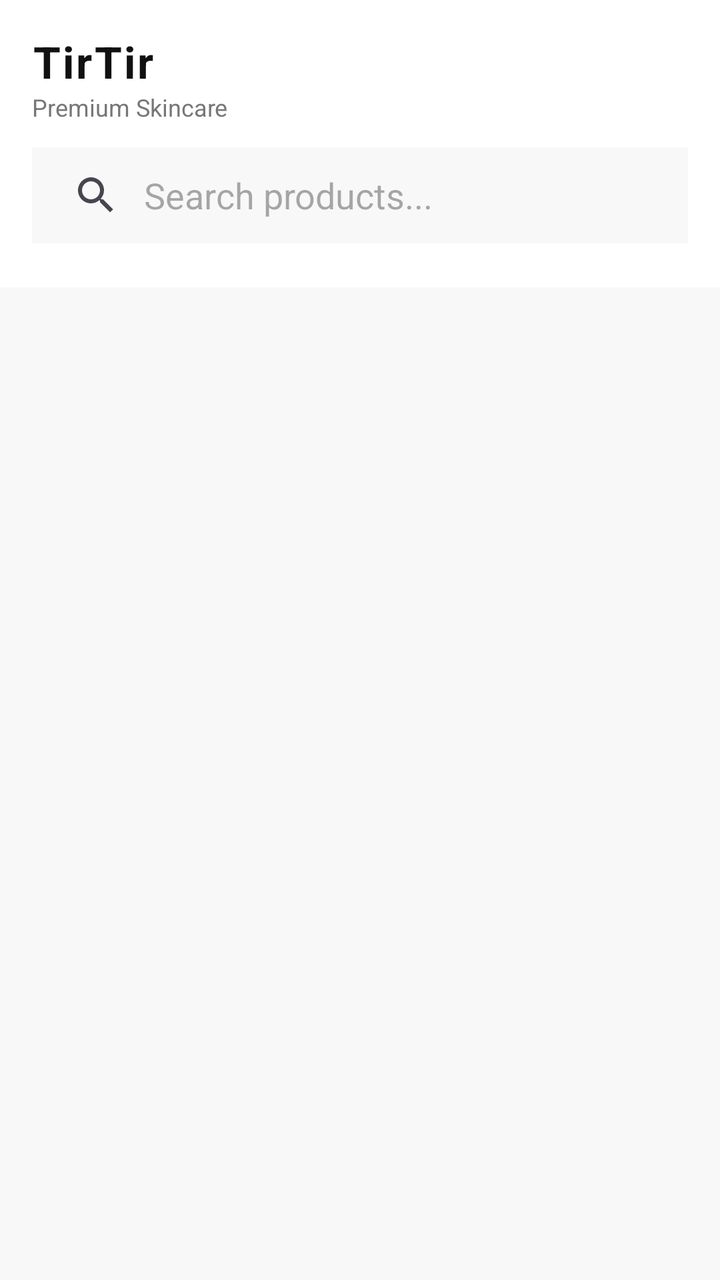
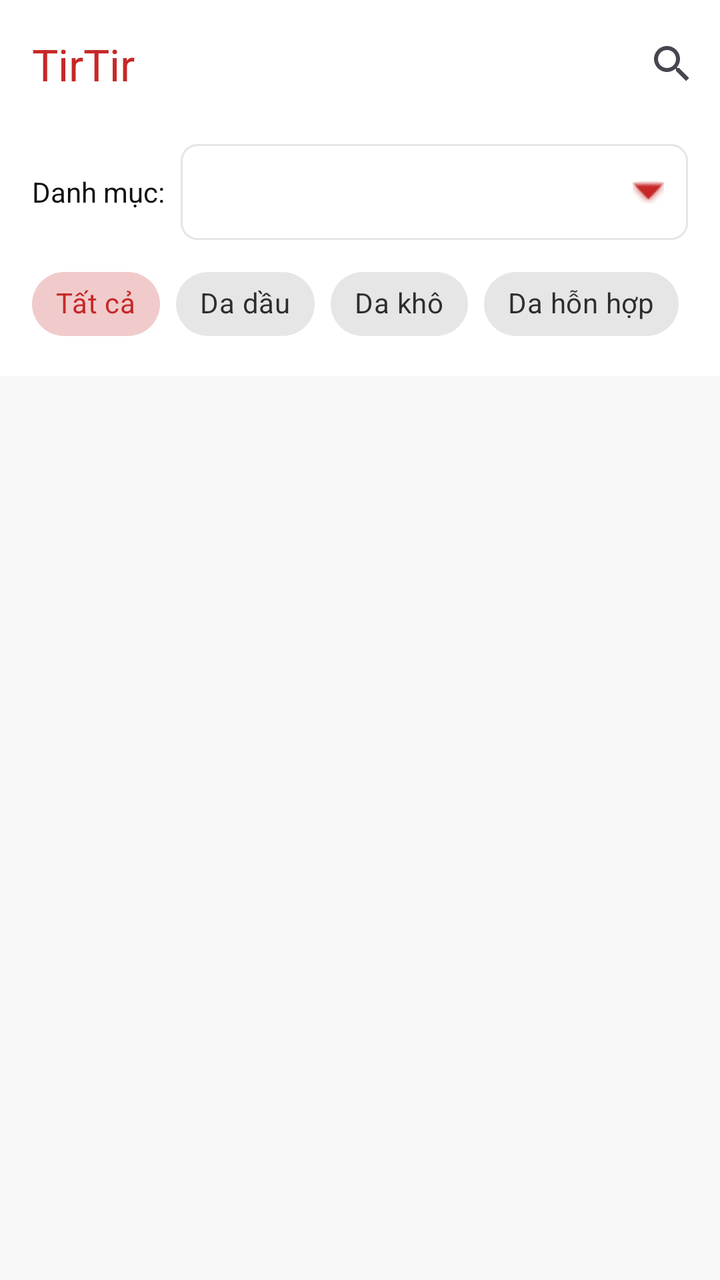

An Android layout rendered at two revisions. The XML below is the earlier revision; the diff shows what the commit changed to produce the second picture.
<!-- AndroidManifest.xml: application theme Theme.TirTirMCommerce -->
<!-- res/layout/fragment_home.xml -->
<?xml version="1.0" encoding="utf-8"?>
<androidx.coordinatorlayout.widget.CoordinatorLayout xmlns:android="http://schemas.android.com/apk/res/android"
    xmlns:app="http://schemas.android.com/apk/res-auto"
    android:layout_width="match_parent"
    android:layout_height="match_parent"
    android:background="@color/tirtir_off_white">

    
    <com.google.android.material.appbar.AppBarLayout
        android:layout_width="match_parent"
        android:layout_height="wrap_content"
        android:background="@color/tirtir_white"
        app:elevation="0dp">

        <LinearLayout
            android:layout_width="match_parent"
            android:layout_height="wrap_content"
            android:orientation="vertical"
            android:paddingStart="16dp"
            android:paddingEnd="16dp"
            android:paddingTop="16dp"
            android:paddingBottom="12dp"
            app:layout_scrollFlags="scroll|enterAlways">

            
            <LinearLayout
                android:layout_width="match_parent"
                android:layout_height="wrap_content"
                android:orientation="horizontal"
                android:gravity="center_vertical"
                android:layout_marginBottom="12dp">

                <LinearLayout
                    android:layout_width="0dp"
                    android:layout_height="wrap_content"
                    android:layout_weight="1"
                    android:orientation="vertical">

                    <TextView
                        android:layout_width="wrap_content"
                        android:layout_height="wrap_content"
                        android:text="TirTir"
                        android:textSize="22sp"
                        android:textStyle="bold"
                        android:textColor="@color/tirtir_black"
                        android:letterSpacing="0.05" />

                    <TextView
                        android:layout_width="wrap_content"
                        android:layout_height="wrap_content"
                        android:text="Premium Skincare"
                        android:textSize="12sp"
                        android:textColor="@color/tirtir_text_secondary" />
                </LinearLayout>
            </LinearLayout>

            
            <androidx.appcompat.widget.SearchView
                android:id="@+id/searchViewProducts"
                android:layout_width="match_parent"
                android:layout_height="48dp"
                android:background="@color/tirtir_off_white"
                app:iconifiedByDefault="false"
                app:queryHint="Search products..."
                app:queryBackground="@android:color/transparent" />

            
            <HorizontalScrollView
                android:layout_width="match_parent"
                android:layout_height="wrap_content"
                android:layout_marginTop="10dp"
                android:scrollbars="none">

                <com.google.android.material.chip.ChipGroup
                    android:id="@+id/chipGroupCategory"
                    android:layout_width="wrap_content"
                    android:layout_height="wrap_content"
                    app:singleSelection="true"
                    app:selectionRequired="true" />
            </HorizontalScrollView>

        </LinearLayout>
    </com.google.android.material.appbar.AppBarLayout>

    
    <FrameLayout
        android:layout_width="match_parent"
        android:layout_height="match_parent"
        app:layout_behavior="@string/appbar_scrolling_view_behavior">

        
        <androidx.recyclerview.widget.RecyclerView
            android:id="@+id/rvProducts"
            android:layout_width="match_parent"
            android:layout_height="match_parent"
            android:padding="8dp"
            android:clipToPadding="false"
            android:visibility="gone" />

        
        <ProgressBar
            android:id="@+id/progressProducts"
            android:layout_width="wrap_content"
            android:layout_height="wrap_content"
            android:layout_gravity="center"
            android:visibility="gone" />

        
        <LinearLayout
            android:id="@+id/layoutLoadingState"
            android:layout_width="wrap_content"
            android:layout_height="wrap_content"
            android:layout_gravity="center"
            android:orientation="vertical"
            android:gravity="center"
            android:padding="32dp"
            android:visibility="gone">

            <ProgressBar
                android:layout_width="48dp"
                android:layout_height="48dp" />

            <TextView
                android:id="@+id/tvLoadingMessage"
                android:layout_width="wrap_content"
                android:layout_height="wrap_content"
                android:layout_marginTop="16dp"
                android:text="Loading TirTir products..."
                android:textSize="15sp"
                android:textStyle="bold"
                android:textColor="@color/tirtir_black"
                android:gravity="center" />

            <TextView
                android:layout_width="wrap_content"
                android:layout_height="wrap_content"
                android:layout_marginTop="8dp"
                android:text="This may take a moment while the server wakes up."
                android:textSize="13sp"
                android:textColor="@color/tirtir_text_secondary"
                android:gravity="center" />
        </LinearLayout>

        
        <LinearLayout
            android:id="@+id/layoutErrorState"
            android:layout_width="wrap_content"
            android:layout_height="wrap_content"
            android:layout_gravity="center"
            android:orientation="vertical"
            android:gravity="center"
            android:padding="32dp"
            android:visibility="gone">

            <ImageView
                android:layout_width="64dp"
                android:layout_height="64dp"
                android:src="@android:drawable/ic_dialog_alert"
                app:tint="@color/tirtir_text_secondary" />

            <TextView
                android:id="@+id/tvErrorMessage"
                android:layout_width="wrap_content"
                android:layout_height="wrap_content"
                android:layout_marginTop="12dp"
                android:text="Could not load products."
                android:textSize="15sp"
                android:textColor="@color/tirtir_black"
                android:gravity="center" />

            <com.google.android.material.button.MaterialButton
                android:id="@+id/btnRetry"
                android:layout_width="wrap_content"
                android:layout_height="wrap_content"
                android:layout_marginTop="16dp"
                android:text="Retry"
                android:textColor="@color/tirtir_white"
                android:paddingHorizontal="32dp"
                app:backgroundTint="@color/tirtir_red_primary"
                app:cornerRadius="8dp" />
        </LinearLayout>

        
        <LinearLayout
            android:id="@+id/layoutEmptyProducts"
            android:layout_width="wrap_content"
            android:layout_height="wrap_content"
            android:layout_gravity="center"
            android:orientation="vertical"
            android:gravity="center"
            android:visibility="gone">

            <ImageView
                android:layout_width="64dp"
                android:layout_height="64dp"
                android:src="@android:drawable/ic_menu_search"
                app:tint="@color/tirtir_silver_gray" />

            <TextView
                android:layout_width="wrap_content"
                android:layout_height="wrap_content"
                android:layout_marginTop="12dp"
                android:text="No products found"
                android:textSize="15sp"
                android:textColor="@color/tirtir_text_secondary"
                android:gravity="center" />

            <TextView
                android:layout_width="wrap_content"
                android:layout_height="wrap_content"
                android:layout_marginTop="4dp"
                android:text="Try a different search or category"
                android:textSize="13sp"
                android:textColor="@color/tirtir_silver_gray"
                android:gravity="center" />
        </LinearLayout>

    </FrameLayout>

</androidx.coordinatorlayout.widget.CoordinatorLayout>
<!-- resources referenced by this layout -->
<resources>
  <color name="tirtir_black">#111111</color>
  <color name="tirtir_off_white">#F8F8F8</color>
  <color name="tirtir_red_primary">#C62828</color>
  <color name="tirtir_silver_gray">#BDBDBD</color>
  <color name="tirtir_text_secondary">#777777</color>
  <color name="tirtir_white">#FFFFFF</color>
  <style name="Theme.TirTirMCommerce" parent="Base.Theme.TirTirMCommerce" />
  <style name="Base.Theme.TirTirMCommerce" parent="Theme.Material3.DayNight.NoActionBar">
          
          <item name="colorPrimary">@color/tirtir_red_primary</item>
          <item name="colorPrimaryDark">@color/tirtir_red_dark</item>
          <item name="colorPrimaryContainer">@color/tirtir_red_surface</item>
  
          
          <item name="colorOnPrimary">@color/tirtir_white</item>
          <item name="colorOnPrimaryContainer">@color/tirtir_red_primary</item>
  
          
          <item name="colorSecondary">@color/tirtir_black</item>
          <item name="colorOnSecondary">@color/tirtir_white</item>
  
          
          <item name="colorSurface">@color/tirtir_white</item>
          <item name="colorOnSurface">@color/tirtir_black</item>
          <item name="colorSurfaceVariant">@color/tirtir_off_white</item>
  
          
          <item name="android:windowBackground">@color/tirtir_off_white</item>
          <item name="android:statusBarColor">@color/tirtir_white</item>
          <item name="android:windowLightStatusBar">true</item>
  
          
          <item name="colorError">@color/tirtir_error</item>
      </style>
  <color name="tirtir_red_dark">#8E0000</color>
  <color name="tirtir_red_surface">#FFEBEE</color>
  <color name="tirtir_error">#D32F2F</color>
</resources>

<!-- the commit's change to res/layout/fragment_home.xml (unified diff, before → after) -->
@@ -12,71 +12,119 @@
         android:background="@color/tirtir_white"
         app:elevation="0dp">
 
-        <LinearLayout
-            android:layout_width="match_parent"
-            android:layout_height="wrap_content"
-            android:orientation="vertical"
-            android:paddingStart="16dp"
-            android:paddingEnd="16dp"
-            android:paddingTop="16dp"
-            android:paddingBottom="12dp"
+        <androidx.appcompat.widget.Toolbar
+            android:id="@+id/toolbarHome"
+            android:layout_width="match_parent"
+            android:layout_height="?attr/actionBarSize"
+            app:title="TirTir"
+            app:titleTextColor="@color/tirtir_red_primary"
             app:layout_scrollFlags="scroll|enterAlways">
-
-            
-            <LinearLayout
-                android:layout_width="match_parent"
-                android:layout_height="wrap_content"
-                android:orientation="horizontal"
-                android:gravity="center_vertical"
-                android:layout_marginBottom="12dp">
-
-                <LinearLayout
-                    android:layout_width="0dp"
-                    android:layout_height="wrap_content"
-                    android:layout_weight="1"
-                    android:orientation="vertical">
-
-                    <TextView
-                        android:layout_width="wrap_content"
-                        android:layout_height="wrap_content"
-                        android:text="TirTir"
-                        android:textSize="22sp"
-                        android:textStyle="bold"
-                        android:textColor="@color/tirtir_black"
-                        android:letterSpacing="0.05" />
-
-                    <TextView
-                        android:layout_width="wrap_content"
-                        android:layout_height="wrap_content"
-                        android:text="Premium Skincare"
-                        android:textSize="12sp"
-                        android:textColor="@color/tirtir_text_secondary" />
-                </LinearLayout>
-            </LinearLayout>
-
             
             <androidx.appcompat.widget.SearchView
                 android:id="@+id/searchViewProducts"
+                android:layout_width="wrap_content"
+                android:layout_height="wrap_content"
+                android:layout_gravity="end"
+                app:iconifiedByDefault="true"
+                app:queryHint="Search products..." />
+                
+        </androidx.appcompat.widget.Toolbar>
+            
+        <FrameLayout
+            android:id="@+id/adViewSlot"
+            android:layout_width="match_parent"
+            android:layout_height="50dp"
+            android:background="@color/tirtir_bg_gray"
+            android:visibility="gone">
+            <TextView
+                android:layout_width="wrap_content"
+                android:layout_height="wrap_content"
+                android:text="Ad Placeholder"
+                android:layout_gravity="center"
+                android:textColor="@color/tirtir_text_secondary"/>
+        </FrameLayout>
+
+        <LinearLayout
+            android:layout_width="match_parent"
+            android:layout_height="wrap_content"
+            android:orientation="vertical"
+            android:paddingStart="16dp"
+            android:paddingEnd="16dp"
+            android:paddingTop="8dp"
+            android:paddingBottom="12dp">
+
+            <LinearLayout
                 android:layout_width="match_parent"
-                android:layout_height="48dp"
-                android:background="@color/tirtir_off_white"
-                app:iconifiedByDefault="false"
-                app:queryHint="Search products..."
-                app:queryBackground="@android:color/transparent" />
-
-            
+                android:layout_height="wrap_content"
+                android:orientation="horizontal"
+                android:gravity="center_vertical"
+                android:layout_marginBottom="8dp">
+
+                <TextView
+                    android:layout_width="wrap_content"
+                    android:layout_height="wrap_content"
+                    android:text="Danh mục:"
+                    android:textSize="14sp"
+                    android:textColor="@color/tirtir_black"
+                    android:layout_marginEnd="8dp"/>
+
+                <Spinner
+                    android:id="@+id/spinnerCategory"
+                    android:layout_width="match_parent"
+                    android:layout_height="48dp"
+                    android:background="@drawable/bg_spinner_outline"
+                    android:paddingHorizontal="12dp"
+                    android:popupBackground="@color/tirtir_white" />
+            </LinearLayout>
+
             <HorizontalScrollView
                 android:layout_width="match_parent"
                 android:layout_height="wrap_content"
-                android:layout_marginTop="10dp"
                 android:scrollbars="none">
 
                 <com.google.android.material.chip.ChipGroup
-                    android:id="@+id/chipGroupCategory"
+                    android:id="@+id/chipGroupSkinTypeFilter"
                     android:layout_width="wrap_content"
                     android:layout_height="wrap_content"
-                    app:singleSelection="true"
-                    app:selectionRequired="true" />
+                    app:singleSelection="true">
+
+                    <com.google.android.material.chip.Chip
+                        android:id="@+id/chipFilterAll"
+                        style="@style/Widget.MaterialComponents.Chip.Choice"
+                        android:layout_width="wrap_content"
+                        android:layout_height="wrap_content"
+                        android:text="Tất cả"
+                        android:checked="true" />
+
+                    <com.google.android.material.chip.Chip
+                        android:id="@+id/chipFilterOily"
+                        style="@style/Widget.MaterialComponents.Chip.Choice"
+                        android:layout_width="wrap_content"
+                        android:layout_height="wrap_content"
+                        android:text="Da dầu" />
+
+                    <com.google.android.material.chip.Chip
+                        android:id="@+id/chipFilterDry"
+                        style="@style/Widget.MaterialComponents.Chip.Choice"
+                        android:layout_width="wrap_content"
+                        android:layout_height="wrap_content"
+                        android:text="Da khô" />
+
+                    <com.google.android.material.chip.Chip
+                        android:id="@+id/chipFilterCombo"
+                        style="@style/Widget.MaterialComponents.Chip.Choice"
+                        android:layout_width="wrap_content"
+                        android:layout_height="wrap_content"
+                        android:text="Da hỗn hợp" />
+                        
+                    <com.google.android.material.chip.Chip
+                        android:id="@+id/chipFilterSensitive"
+                        style="@style/Widget.MaterialComponents.Chip.Choice"
+                        android:layout_width="wrap_content"
+                        android:layout_height="wrap_content"
+                        android:text="Da nhạy cảm" />
+
+                </com.google.android.material.chip.ChipGroup>
             </HorizontalScrollView>
 
         </LinearLayout>
@@ -95,7 +143,9 @@
             android:layout_height="match_parent"
             android:padding="8dp"
             android:clipToPadding="false"
-            android:visibility="gone" />
+            android:visibility="gone"
+            app:layoutManager="androidx.recyclerview.widget.GridLayoutManager"
+            app:spanCount="2" />
 
         
         <ProgressBar
@@ -105,7 +155,6 @@
             android:layout_gravity="center"
             android:visibility="gone" />
 
-        
         <LinearLayout
             android:id="@+id/layoutLoadingState"
             android:layout_width="wrap_content"
@@ -125,23 +174,13 @@
                 android:layout_width="wrap_content"
                 android:layout_height="wrap_content"
                 android:layout_marginTop="16dp"
-                android:text="Loading TirTir products..."
+                android:text="Đang tải sản phẩm...\nServer có thể cần vài giây để khởi động."
                 android:textSize="15sp"
                 android:textStyle="bold"
                 android:textColor="@color/tirtir_black"
                 android:gravity="center" />
-
-            <TextView
-                android:layout_width="wrap_content"
-                android:layout_height="wrap_content"
-                android:layout_marginTop="8dp"
-                android:text="This may take a moment while the server wakes up."
-                android:textSize="13sp"
-                android:textColor="@color/tirtir_text_secondary"
-                android:gravity="center" />
-        </LinearLayout>
-
-        
+        </LinearLayout>
+
         <LinearLayout
             android:id="@+id/layoutErrorState"
             android:layout_width="wrap_content"
@@ -163,7 +202,7 @@
                 android:layout_width="wrap_content"
                 android:layout_height="wrap_content"
                 android:layout_marginTop="12dp"
-                android:text="Could not load products."
+                android:text="Không thể tải sản phẩm."
                 android:textSize="15sp"
                 android:textColor="@color/tirtir_black"
                 android:gravity="center" />
@@ -173,14 +212,13 @@
                 android:layout_width="wrap_content"
                 android:layout_height="wrap_content"
                 android:layout_marginTop="16dp"
-                android:text="Retry"
+                android:text="Thử lại"
                 android:textColor="@color/tirtir_white"
                 android:paddingHorizontal="32dp"
                 app:backgroundTint="@color/tirtir_red_primary"
                 app:cornerRadius="8dp" />
         </LinearLayout>
 
-        
         <LinearLayout
             android:id="@+id/layoutEmptyProducts"
             android:layout_width="wrap_content"
@@ -204,15 +242,6 @@
                 android:textSize="15sp"
                 android:textColor="@color/tirtir_text_secondary"
                 android:gravity="center" />
-
-            <TextView
-                android:layout_width="wrap_content"
-                android:layout_height="wrap_content"
-                android:layout_marginTop="4dp"
-                android:text="Try a different search or category"
-                android:textSize="13sp"
-                android:textColor="@color/tirtir_silver_gray"
-                android:gravity="center" />
         </LinearLayout>
 
     </FrameLayout>
<!-- resource entries referenced after the edit -->
@@ -1,12 +1,28 @@
 <!-- resources referenced by this layout -->
 <resources>
+  <color name="tirtir_bg_gray">#F8F8F8</color>
   <color name="tirtir_black">#111111</color>
   <color name="tirtir_off_white">#F8F8F8</color>
   <color name="tirtir_red_primary">#C62828</color>
   <color name="tirtir_silver_gray">#BDBDBD</color>
   <color name="tirtir_text_secondary">#777777</color>
   <color name="tirtir_white">#FFFFFF</color>
+  <!-- drawable bg_spinner_outline (drawable) -->
+  <?xml version="1.0" encoding="utf-8"?>
+  <layer-list xmlns:android="http://schemas.android.com/apk/res/android">
+      <item>
+          <shape android:shape="rectangle">
+              <solid android:color="@color/tirtir_white" />
+              <stroke android:width="1dp" android:color="@color/tirtir_border_gray" />
+              <corners android:radius="8dp" />
+          </shape>
+      </item>
+      <item android:gravity="end|center_vertical" android:right="12dp">
+          <bitmap android:src="@android:drawable/arrow_down_float" android:gravity="center" android:tint="@color/tirtir_red_primary" />
+      </item>
+  </layer-list>
   <style name="Theme.TirTirMCommerce" parent="Base.Theme.TirTirMCommerce" />
+  <color name="tirtir_border_gray">#E5E5E5</color>
   <style name="Base.Theme.TirTirMCommerce" parent="Theme.Material3.DayNight.NoActionBar">
           
           <item name="colorPrimary">@color/tirtir_red_primary</item>
